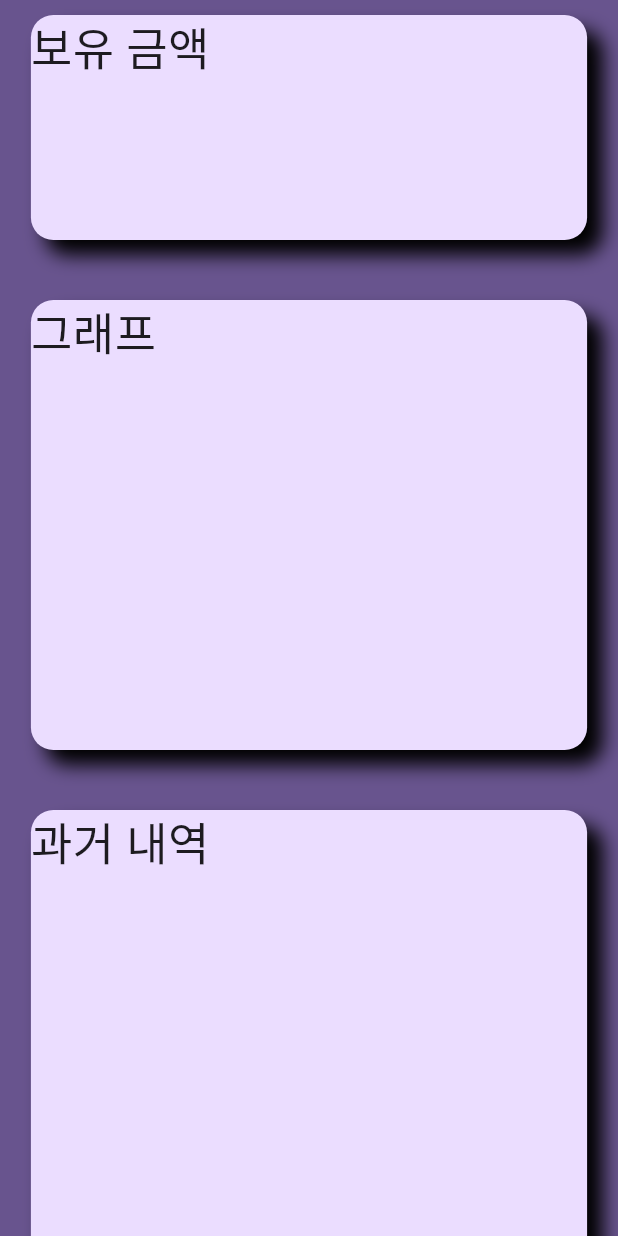
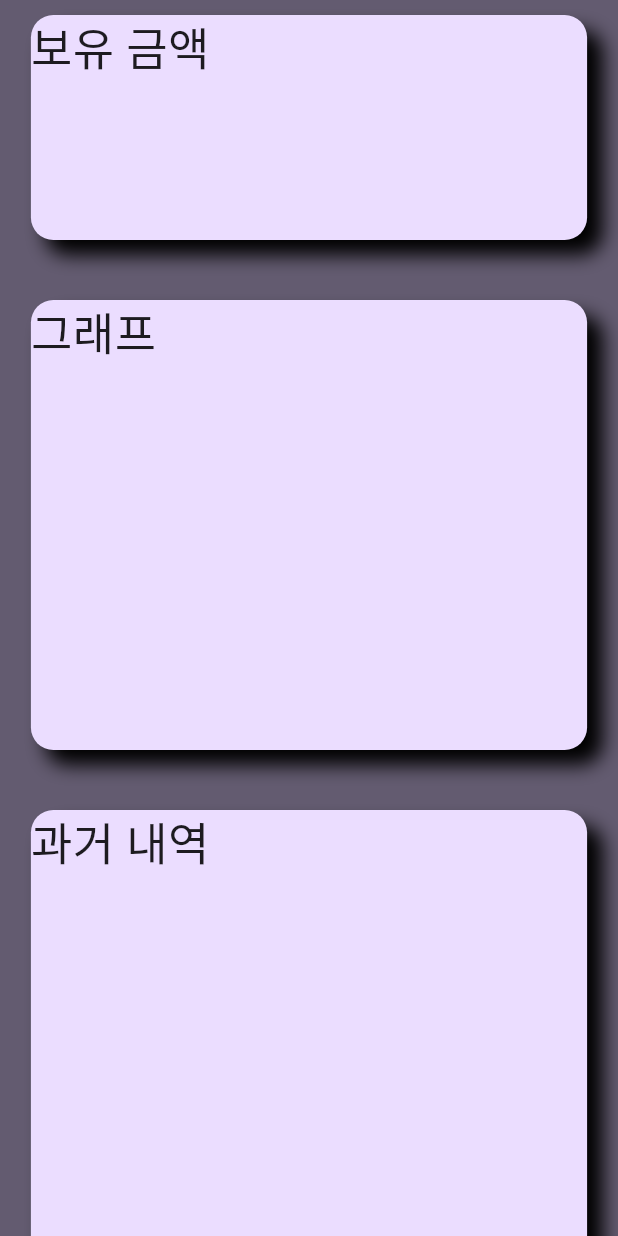
Before and after one commit to k984530/CryptoTrend, a Flutter app: the screen it shows after launch, on a phone screen of 412 x 824 dp. Run offline on Flutter 3.47's test engine with Material 2 defaults, Android fonts, the phone set to English and light mode, and no system bars; our stand-ins replace get.

```diff
--- a/lib/main.dart
+++ b/lib/main.dart
@@ -1,5 +1,6 @@
 import 'package:flutter/material.dart';
 import 'package:get/get.dart';
+import 'package:test/screen/FirstScreen.dart';
 import 'package:test/screen/HomeScreen.dart';
 
 void main() {
@@ -27,6 +28,11 @@ class MyApp extends StatelessWidget {
         useMaterial3: true,
       ),
       home: HomeScreen(),
+      initialRoute: '/',
+      getPages: [
+        GetPage(name: '/', page: () => HomeScreen()),
+        GetPage(name: '/first', page: () => FirstScreen()),
+      ],
     );
   }
 }
--- a/lib/screen/HomeScreen.dart
+++ b/lib/screen/HomeScreen.dart
@@ -1,6 +1,7 @@
 import 'package:flutter/foundation.dart';
 import 'package:flutter/material.dart';
 import 'package:flutter/widgets.dart';
+import 'package:get/get.dart';
 
 class HomeScreen extends StatelessWidget {
   const HomeScreen({super.key});
@@ -9,14 +10,18 @@ class HomeScreen extends StatelessWidget {
   Widget build(BuildContext context) {
     final Size size = MediaQuery.of(context).size;
     return Scaffold(
-      backgroundColor: Theme.of(context).colorScheme.primary,
+      backgroundColor: Theme.of(context).colorScheme.secondary,
       body: SingleChildScrollView(
         child: SafeArea(
           child: Center(
             child: Column(
               crossAxisAlignment: CrossAxisAlignment.end,
               children: [
-                Container(
+                GestureDetector(
+                  onTap: () {
+                    Get.toNamed('/first');
+                  },
+                  child: Container(
                     margin: EdgeInsets.only(top: 10),
                     height: 150,
                     width: size.width * 0.9,
@@ -35,6 +40,7 @@ class HomeScreen extends StatelessWidget {
                       "보유 금액",
                       style: TextStyle(
                         fontSize: 30,
+                      ),
                     ),
                   ),
                 ),
```
Also changed, not shown: lib/screen/FirstScreen.dart (added, +14 -0 lines). Lines whose indentation alone changed are shown as unchanged.
